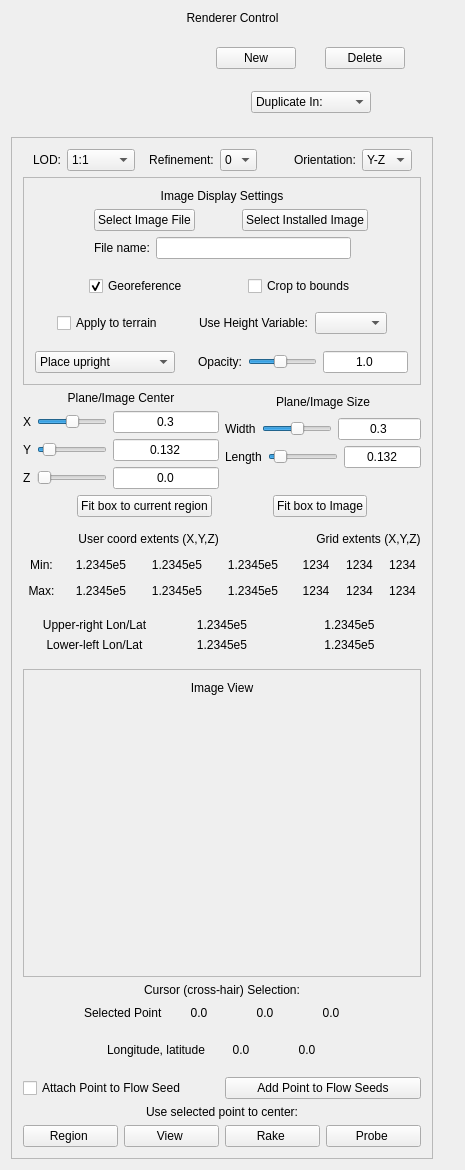
Old version of the form apps/vaporgui/guis/ui/twoDimagetab.ui in the repository yyr/vapor.
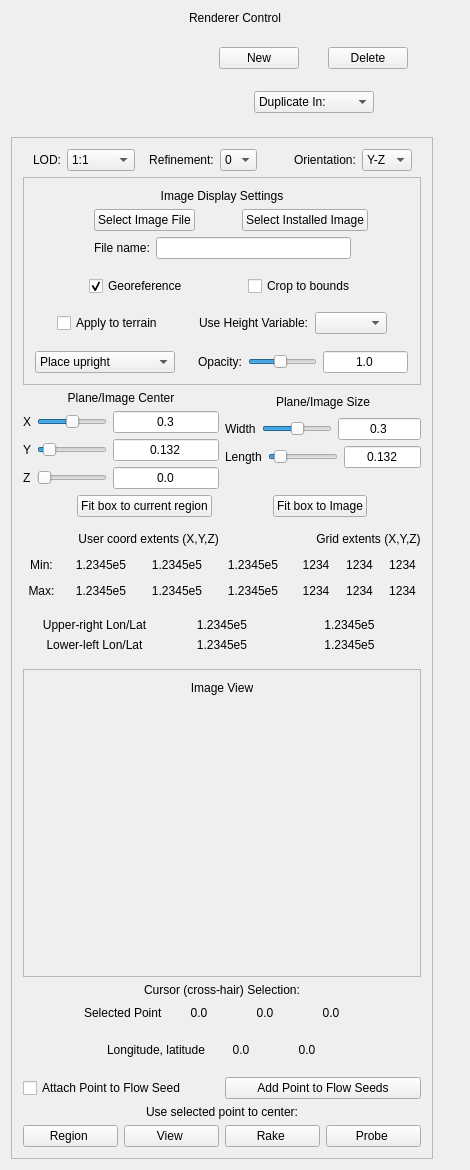
New version of the form. Custom widgets are drawn as their Qt base class.

What changed in the file:
```diff
--- a/apps/vaporgui/guis/ui/twoDimagetab.ui
+++ b/apps/vaporgui/guis/ui/twoDimagetab.ui
@@ -6,7 +6,7 @@
    <rect>
     <x>0</x>
     <y>0</y>
-    <width>465</width>
+    <width>470</width>
     <height>1170</height>
    </rect>
   </property>
```
Left out of the diff: 12 changed lines with no effect on the pictures.
